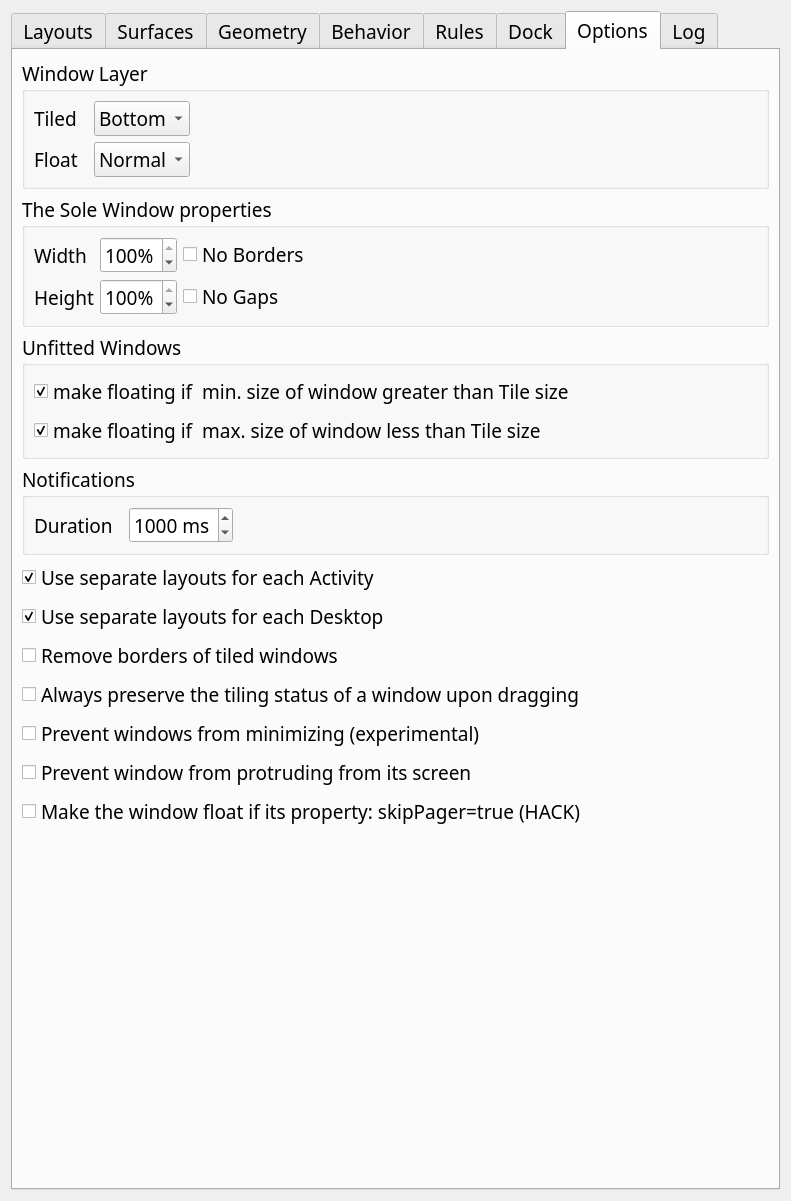
Above: res/config.ui from anametologin/krohnkite before the change. Below: the same form after it.
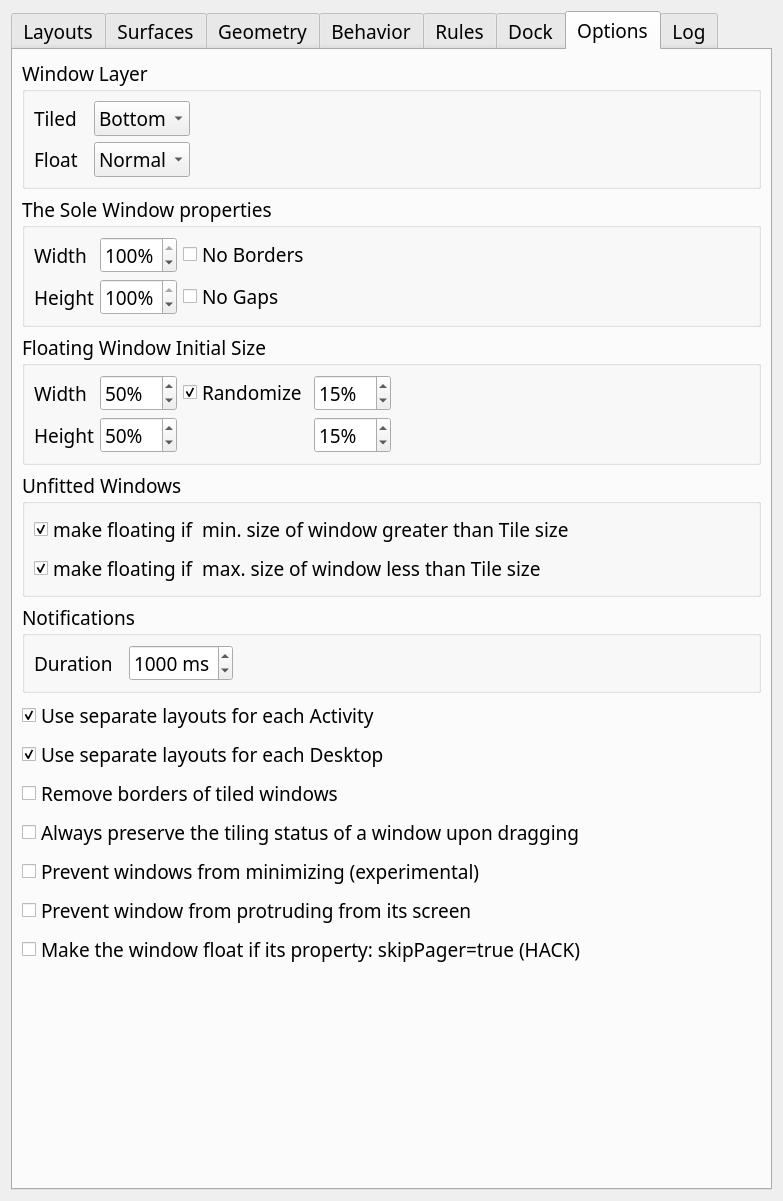
That is the form after the change. The open tabs and pages were chosen to show the change. Custom widgets are drawn as their Qt base class.

Commit message: ADD: Configurable initial size of float windows. Configurable randomize initial position of float windows

```diff
--- a/res/config.ui
+++ b/res/config.ui
@@ -6,7 +6,7 @@
    <rect>
     <x>0</x>
     <y>0</y>
-    <width>791</width>
+    <width>783</width>
     <height>1177</height>
    </rect>
   </property>
@@ -4239,7 +4239,129 @@
         </widget>
        </item>
        <item>
-        <widget class="QGroupBox" name="groupBox">
+        <widget class="QGroupBox" name="GB_3_floatInitialSettings">
+         <property name="title">
+          <string>Floating Window Initial Size</string>
+         </property>
+         <layout class="QGridLayout" name="gridLayout_30">
+          <item row="1" column="1">
+           <widget class="QSpinBox" name="kcfg_floatInitWindowHeight">
+            <property name="toolTip">
+             <string>&lt;html&gt;&lt;head/&gt;&lt;body&gt;&lt;p&gt;The initial height of a floating window in percent of the screen height.&lt;/p&gt;&lt;/body&gt;&lt;/html&gt;</string>
+            </property>
+            <property name="suffix">
+             <string>%</string>
+            </property>
+            <property name="minimum">
+             <number>1</number>
+            </property>
+            <property name="maximum">
+             <number>100</number>
+            </property>
+            <property name="value">
+             <number>50</number>
+            </property>
+           </widget>
+          </item>
+          <item row="0" column="1">
+           <widget class="QSpinBox" name="kcfg_floatInitWindowWidth">
+            <property name="toolTip">
+             <string>&lt;html&gt;&lt;head/&gt;&lt;body&gt;&lt;p&gt;The initial width of a floating window in percent of the screen width.&lt;/p&gt;&lt;/body&gt;&lt;/html&gt;</string>
+            </property>
+            <property name="suffix">
+             <string>%</string>
+            </property>
+            <property name="minimum">
+             <number>1</number>
+            </property>
+            <property name="maximum">
+             <number>100</number>
+            </property>
+            <property name="value">
+             <number>50</number>
+            </property>
+           </widget>
+          </item>
+          <item row="1" column="0">
+           <widget class="QLabel" name="label_60">
+            <property name="text">
+             <string>Height</string>
+            </property>
+           </widget>
+          </item>
+          <item row="0" column="2">
+           <widget class="QCheckBox" name="kcfg_floatRandomize">
+            <property name="text">
+             <string>Randomize</string>
+            </property>
+            <property name="checked">
+             <bool>true</bool>
+            </property>
+           </widget>
+          </item>
+          <item row="0" column="0">
+           <widget class="QLabel" name="label_59">
+            <property name="text">
+             <string>Width </string>
+            </property>
+           </widget>
+          </item>
+          <item row="0" column="3">
+           <widget class="QSpinBox" name="kcfg_floatRandomWidth">
+            <property name="toolTip">
+             <string>&lt;html&gt;&lt;head/&gt;&lt;body&gt;&lt;p&gt;Percentage of the range from the left border of the screen to the window placed in the center of the screen.Determines the randomization spread.&lt;/p&gt;&lt;/body&gt;&lt;/html&gt;</string>
+            </property>
+            <property name="suffix">
+             <string>%</string>
+            </property>
+            <property name="minimum">
+             <number>1</number>
+            </property>
+            <property name="maximum">
+             <number>100</number>
+            </property>
+            <property name="value">
+             <number>15</number>
+            </property>
+           </widget>
+          </item>
+          <item row="1" column="3">
+           <widget class="QSpinBox" name="kcfg_floatRandomHeight">
+            <property name="toolTip">
+             <string>&lt;html&gt;&lt;head/&gt;&lt;body&gt;&lt;p&gt;Percentage of the range from the top of the screen to the window placed in the center of the screen.Determines the randomization spread.&lt;/p&gt;&lt;/body&gt;&lt;/html&gt;</string>
+            </property>
+            <property name="suffix">
+             <string>%</string>
+            </property>
+            <property name="minimum">
+             <number>1</number>
+            </property>
+            <property name="maximum">
+             <number>100</number>
+            </property>
+            <property name="value">
+             <number>15</number>
+            </property>
+           </widget>
+          </item>
+          <item row="0" column="4">
+           <spacer name="horizontalSpacer_21">
+            <property name="orientation">
+             <enum>Qt::Orientation::Horizontal</enum>
+            </property>
+            <property name="sizeHint" stdset="0">
+             <size>
+              <width>40</width>
+              <height>20</height>
+             </size>
+            </property>
+           </spacer>
+          </item>
+         </layout>
+        </widget>
+       </item>
+       <item>
+        <widget class="QGroupBox" name="GB_4_unfittedWindows">
          <property name="title">
           <string>Unfitted Windows</string>
          </property>
```
Left out of the diff: 20 changed lines with no effect on the pictures. The commit also changes 7 other files.
